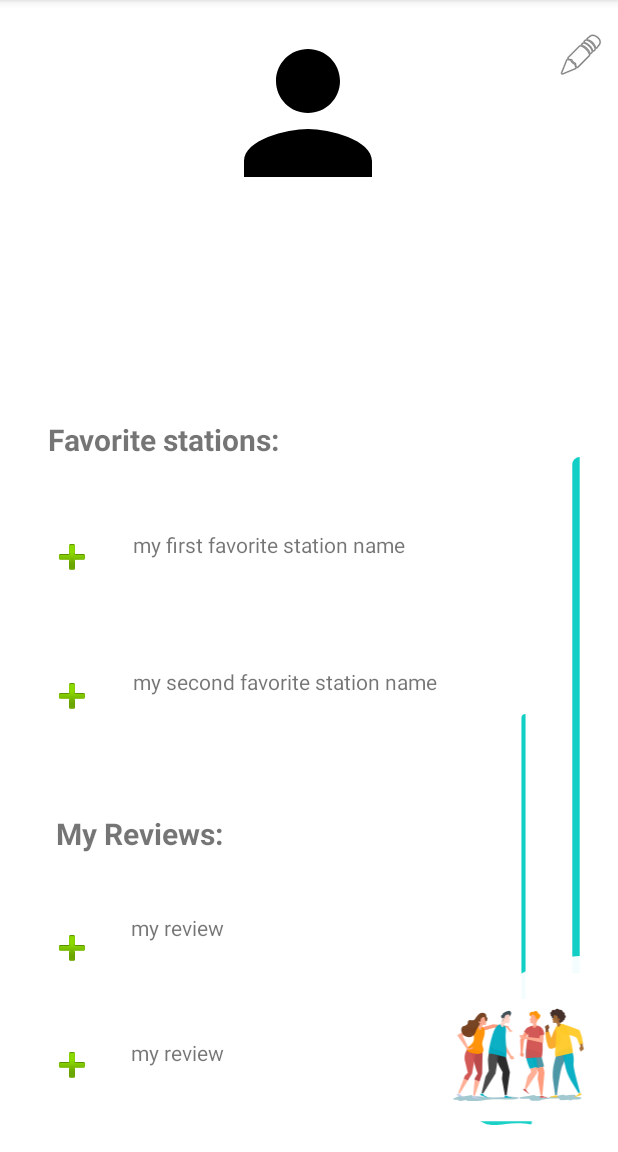
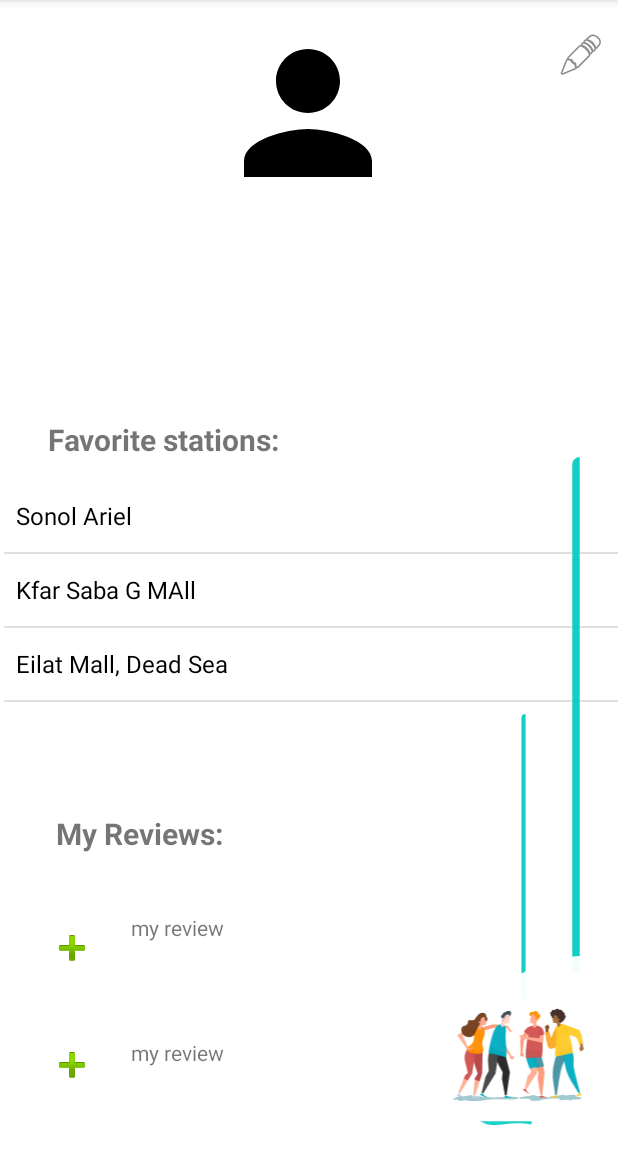
Before and after one commit to 20shaked20/EV-SC, an Android app: the UserProfileScreen screen opened directly, with no data from a screen before it, on a phone screen of 412 x 824 dp, the part 84-1236 px from its top. Run offline under Robolectric (Android 15) with nearby library versions, the phone set to English and light mode, and no system bars; our stand-ins replace Firebase (no records; nobody signed in at launch, a user with empty details on screens opened directly), Picasso; pictures from the network do not load; 7 statements that could not run were skipped.

Commit message:
Sample listview

```diff
--- a/app/src/main/java/com/example/ev_sc/Profile/UserProfileScreen.java
+++ b/app/src/main/java/com/example/ev_sc/Profile/UserProfileScreen.java
@@ -9,7 +9,9 @@ import android.util.Log;
 import android.view.Menu;
 import android.view.MenuItem;
 import android.view.View;
+import android.widget.ArrayAdapter;
 import android.widget.ImageView;
+import android.widget.ListView;
 import android.widget.TextView;
 
 import androidx.annotation.Nullable;
@@ -32,6 +34,7 @@ public class UserProfileScreen extends AppCompatActivity {
     private TextView profile_username;
     private ImageView profile_picture;
     private ImageView edit_profile;
+    private ListView favorite_stations;
 
     //vars//
     final private String TAG = "UserProfile";
@@ -119,6 +122,7 @@ public class UserProfileScreen extends AppCompatActivity {
         profile_username = (TextView) findViewById(R.id.profile_username_user);
         profile_picture = (ImageView) findViewById(R.id.profile_pic_user);
         edit_profile = (ImageView) findViewById(R.id.edit_profile_user);
+        favorite_stations = (ListView) findViewById(R.id.favorite_list_view);
 
         // click on profile picture to change it //
         edit_profile.setOnClickListener(new View.OnClickListener() {
@@ -178,5 +182,9 @@ public class UserProfileScreen extends AppCompatActivity {
 
         this.profile_username.setText(curr.getUsername());
         //below should be the entire code for the user profile..//
+        String[] stations = {"Sonol Ariel", "Kfar Saba G MAll", "Eilat Mall, Dead Sea"};
+
+        ArrayAdapter<String> station_adapter = new ArrayAdapter<String>(this, com.google.android.material.R.layout.support_simple_spinner_dropdown_item, stations);
+        this.favorite_stations.setAdapter(station_adapter);
     }
 }
--- a/app/src/main/res/layout/user_profile.xml
+++ b/app/src/main/res/layout/user_profile.xml
@@ -5,53 +5,64 @@
     android:layout_width="match_parent"
     android:layout_height="match_parent">
 
-    <TextView
-        android:id="@+id/review3"
-        android:layout_width="wrap_content"
-        android:layout_height="wrap_content"
-        android:text="my first favorite station name"
+    <!--    <TextView-->
+<!--        android:id="@+id/review3"-->
+<!--        android:layout_width="wrap_content"-->
+<!--        android:layout_height="wrap_content"-->
+<!--        android:text="my first favorite station name"-->
+<!--        app:layout_constraintBottom_toBottomOf="parent"-->
+<!--        app:layout_constraintEnd_toEndOf="parent"-->
+<!--        app:layout_constraintHorizontal_bias="0.383"-->
+<!--        app:layout_constraintStart_toStartOf="parent"-->
+<!--        app:layout_constraintTop_toTopOf="parent"-->
+<!--        app:layout_constraintVertical_bias="0.472" />-->
+
+<!--    <TextView-->
+<!--        android:id="@+id/review2"-->
+<!--        android:layout_width="wrap_content"-->
+<!--        android:layout_height="wrap_content"-->
+<!--        android:text="my second favorite station name"-->
+<!--        app:layout_constraintBottom_toBottomOf="parent"-->
+<!--        app:layout_constraintEnd_toEndOf="parent"-->
+<!--        app:layout_constraintHorizontal_bias="0.422"-->
+<!--        app:layout_constraintStart_toStartOf="parent"-->
+<!--        app:layout_constraintTop_toTopOf="parent"-->
+<!--        app:layout_constraintVertical_bias="0.594" />-->
+
+<!--    <ImageView-->
+<!--        android:id="@+id/imageView20"-->
+<!--        android:layout_width="wrap_content"-->
+<!--        android:layout_height="wrap_content"-->
+<!--        app:layout_constraintBottom_toBottomOf="parent"-->
+<!--        app:layout_constraintEnd_toEndOf="parent"-->
+<!--        app:layout_constraintHorizontal_bias="0.084"-->
+<!--        app:layout_constraintStart_toStartOf="parent"-->
+<!--        app:layout_constraintTop_toTopOf="parent"-->
+<!--        app:layout_constraintVertical_bias="0.609"-->
+<!--        app:srcCompat="@android:drawable/ic_input_add" />-->
+
+<!--    <ImageView-->
+<!--        android:id="@+id/imageView18"-->
+<!--        android:layout_width="wrap_content"-->
+<!--        android:layout_height="wrap_content"-->
+<!--        app:layout_constraintBottom_toBottomOf="parent"-->
+<!--        app:layout_constraintEnd_toEndOf="parent"-->
+<!--        app:layout_constraintHorizontal_bias="0.084"-->
+<!--        app:layout_constraintStart_toStartOf="parent"-->
+<!--        app:layout_constraintTop_toTopOf="parent"-->
+<!--        app:layout_constraintVertical_bias="0.483"-->
+<!--        app:srcCompat="@android:drawable/ic_input_add" />-->
+
+    <ListView
+        android:id="@+id/favorite_list_view"
+        android:layout_width="409dp"
+        android:layout_height="200dp"
         app:layout_constraintBottom_toBottomOf="parent"
         app:layout_constraintEnd_toEndOf="parent"
-        app:layout_constraintHorizontal_bias="0.383"
+        app:layout_constraintHorizontal_bias="1.0"
         app:layout_constraintStart_toStartOf="parent"
         app:layout_constraintTop_toTopOf="parent"
-        app:layout_constraintVertical_bias="0.472" />
-
-    <TextView
-        android:id="@+id/review2"
-        android:layout_width="wrap_content"
-        android:layout_height="wrap_content"
-        android:text="my second favorite station name"
-        app:layout_constraintBottom_toBottomOf="parent"
-        app:layout_constraintEnd_toEndOf="parent"
-        app:layout_constraintHorizontal_bias="0.422"
-        app:layout_constraintStart_toStartOf="parent"
-        app:layout_constraintTop_toTopOf="parent"
-        app:layout_constraintVertical_bias="0.594" />
-
-    <ImageView
-        android:id="@+id/imageView20"
-        android:layout_width="wrap_content"
-        android:layout_height="wrap_content"
-        app:layout_constraintBottom_toBottomOf="parent"
-        app:layout_constraintEnd_toEndOf="parent"
-        app:layout_constraintHorizontal_bias="0.084"
-        app:layout_constraintStart_toStartOf="parent"
-        app:layout_constraintTop_toTopOf="parent"
-        app:layout_constraintVertical_bias="0.609"
-        app:srcCompat="@android:drawable/ic_input_add" />
-
-    <ImageView
-        android:id="@+id/imageView18"
-        android:layout_width="wrap_content"
-        android:layout_height="wrap_content"
-        app:layout_constraintBottom_toBottomOf="parent"
-        app:layout_constraintEnd_toEndOf="parent"
-        app:layout_constraintHorizontal_bias="0.084"
-        app:layout_constraintStart_toStartOf="parent"
-        app:layout_constraintTop_toTopOf="parent"
-        app:layout_constraintVertical_bias="0.483"
-        app:srcCompat="@android:drawable/ic_input_add" />
+        app:layout_constraintVertical_bias="0.563" />
 
     <TextView
         android:id="@+id/favorite_stations_user"
```
